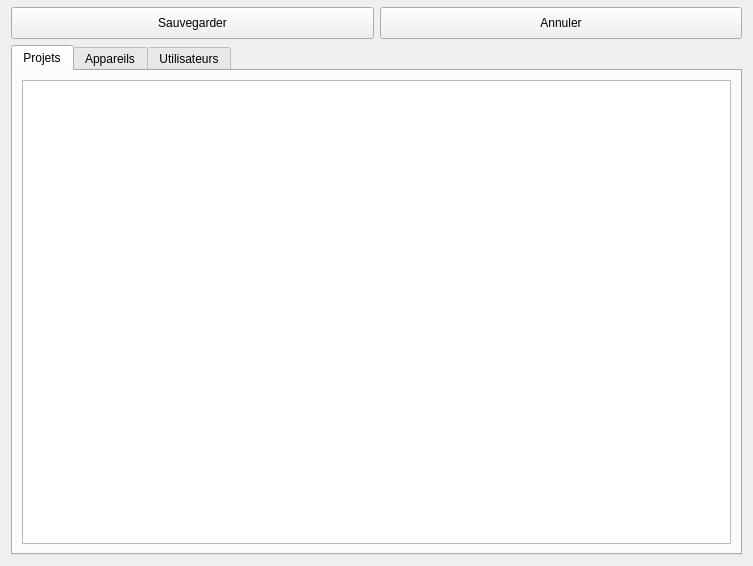
introlab/openteraplus, file client/src/editors/SiteWidget.ui: the form before one commit.
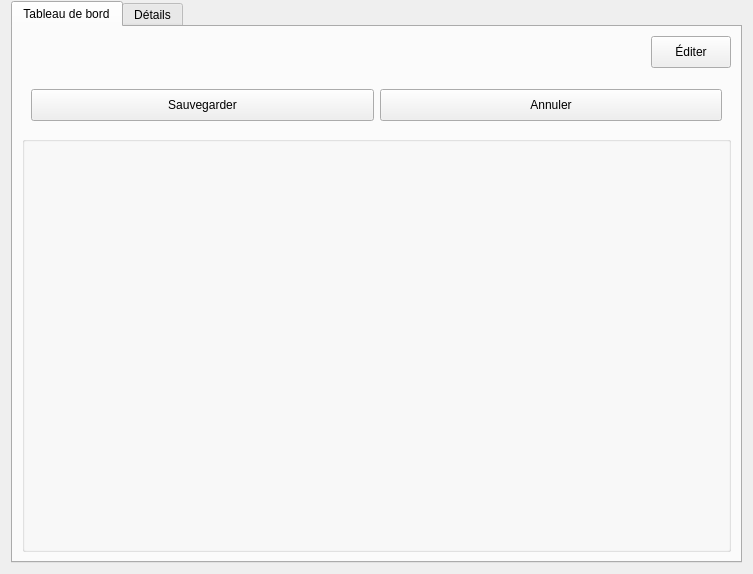
The form after the commit. Icons and pictures are not drawn. Custom widgets are drawn as their Qt base class.

Commit message: Refs #1. Started UI revision for SiteWidget.

Patch:
```diff
--- a/client/src/editors/SiteWidget.ui
+++ b/client/src/editors/SiteWidget.ui
@@ -7,9 +7,15 @@
     <x>0</x>
     <y>0</y>
     <width>753</width>
-    <height>566</height>
+    <height>574</height>
    </rect>
   </property>
+  <property name="sizePolicy">
+   <sizepolicy hsizetype="Preferred" vsizetype="Preferred">
+    <horstretch>0</horstretch>
+    <verstretch>0</verstretch>
+   </sizepolicy>
+  </property>
   <property name="windowTitle">
    <string>Form</string>
   </property>
@@ -113,6 +119,69 @@
     <number>1</number>
    </property>
    <item>
+    <widget class="QTabWidget" name="tabNav">
+     <property name="sizePolicy">
+      <sizepolicy hsizetype="Expanding" vsizetype="MinimumExpanding">
+       <horstretch>0</horstretch>
+       <verstretch>0</verstretch>
+      </sizepolicy>
+     </property>
+     <property name="currentIndex">
+      <number>0</number>
+     </property>
+     <widget class="QWidget" name="tabDashboard">
+      <attribute name="icon">
+       <iconset resource="../../resources/TeraClient.qrc">
+        <normaloff>:/icons/dashboard.png</normaloff>:/icons/dashboard.png</iconset>
+      </attribute>
+      <attribute name="title">
+       <string>Tableau de bord</string>
+      </attribute>
+      <layout class="QVBoxLayout" name="verticalLayout_6">
+       <item>
+        <layout class="QHBoxLayout" name="horizontalLayout">
+         <item>
+          <spacer name="horizontalSpacer">
+           <property name="orientation">
+            <enum>Qt::Horizontal</enum>
+           </property>
+           <property name="sizeHint" stdset="0">
+            <size>
+             <width>40</width>
+             <height>20</height>
+            </size>
+           </property>
+          </spacer>
+         </item>
+         <item>
+          <widget class="QPushButton" name="btnEdit">
+           <property name="minimumSize">
+            <size>
+             <width>0</width>
+             <height>32</height>
+            </size>
+           </property>
+           <property name="cursor">
+            <cursorShape>PointingHandCursor</cursorShape>
+           </property>
+           <property name="text">
+            <string>Éditer</string>
+           </property>
+           <property name="icon">
+            <iconset resource="../../resources/TeraClient.qrc">
+             <normaloff>:/icons/edit.png</normaloff>:/icons/edit.png</iconset>
+           </property>
+           <property name="iconSize">
+            <size>
+             <width>20</width>
+             <height>20</height>
+            </size>
+           </property>
+          </widget>
+         </item>
+        </layout>
+       </item>
+       <item>
     <widget class="TeraForm" name="wdgSite" native="true">
      <property name="sizePolicy">
       <sizepolicy hsizetype="Preferred" vsizetype="Maximum">
@@ -123,6 +192,7 @@
     </widget>
    </item>
    <item>
+        <widget class="QFrame" name="frameSave">
     <layout class="QHBoxLayout" name="horizontalLayout_2">
      <item>
       <widget class="QPushButton" name="btnSave">
@@ -177,9 +247,37 @@
       </widget>
      </item>
     </layout>
-   </item>
+        </widget>
+       </item>
+       <item>
+        <widget class="QGroupBox" name="grpSummary">
+         <property name="sizePolicy">
+          <sizepolicy hsizetype="Preferred" vsizetype="MinimumExpanding">
+           <horstretch>0</horstretch>
+           <verstretch>0</verstretch>
+          </sizepolicy>
+         </property>
+         <property name="title">
+          <string/>
+         </property>
+        </widget>
+       </item>
+      </layout>
+     </widget>
+     <widget class="QWidget" name="tabDetails">
+      <attribute name="icon">
+       <iconset resource="../../resources/TeraClient.qrc">
+        <normaloff>:/icons/details.png</normaloff>:/icons/details.png</iconset>
+      </attribute>
+      <attribute name="title">
+       <string>Détails</string>
+      </attribute>
+      <layout class="QVBoxLayout" name="verticalLayout_5">
    <item>
     <widget class="QTabWidget" name="tabSiteInfos">
+         <property name="tabPosition">
+          <enum>QTabWidget::West</enum>
+         </property>
      <property name="currentIndex">
       <number>0</number>
      </property>
@@ -403,6 +501,10 @@
            <height>24</height>
           </size>
          </property>
+            </widget>
+           </item>
+          </layout>
+         </widget>
         </widget>
        </item>
       </layout>
```
Lines whose indentation alone changed are shown as unchanged. The commit also changes 10 other files.
